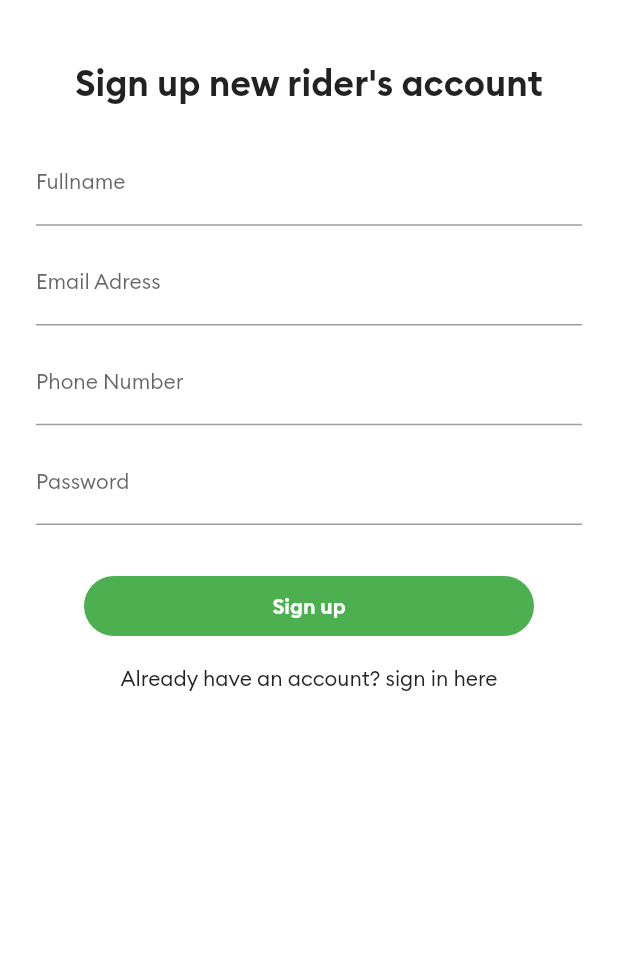
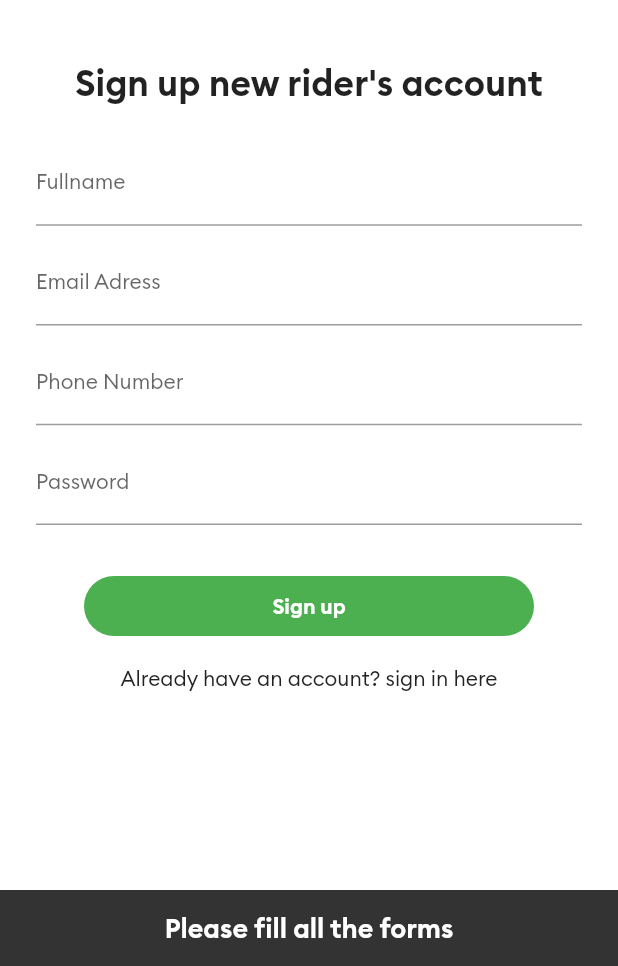
Before and after one commit to resqiar/Letsjek-Rider, a Flutter app: the screen it shows after launch, after a tap on "Dont have account yet? signup here", after a tap on "Sign up", on a phone screen of 412 x 824 dp, the part 270-1236 px from its top. Run offline on Flutter 3.47's test engine with Material 2 defaults, Android fonts, the phone set to English and light mode, and no system bars; our stand-ins replace firebase_auth, firebase_core, firebase_database; accounts and stored records are empty.

Commit message:
Register now works like a charm.

```diff
--- a/lib/Screens/Rider/LoginPage.dart
+++ b/lib/Screens/Rider/LoginPage.dart
@@ -1,5 +1,6 @@
 import 'package:flutter/material.dart';
 import 'package:uber_clone/Screens/Rider/RegisterPage.dart';
+import 'package:uber_clone/widgets/SubmitFlatButton.dart';
 
 class LoginPage extends StatelessWidget {
   static const id = 'loginpage';
@@ -70,20 +71,7 @@ class LoginPage extends StatelessWidget {
                   SizedBox(
                     height: 30,
                   ),
-                  FlatButton(
-                    height: 40,
-                    minWidth: 300,
-                    onPressed: () {},
-                    color: Colors.green,
-                    shape: RoundedRectangleBorder(
-                      borderRadius: BorderRadius.circular(100),
-                    ),
-                    child: Text('Sign in',
-                        style: TextStyle(
-                          fontFamily: 'Bolt-Semibold',
-                          color: Colors.white,
-                        )),
-                  ),
+                  SubmitFlatButton('Sign in', Colors.green, () {}),
                   FlatButton(
                     onPressed: () {
                       Navigator.pushNamedAndRemoveUntil(
--- a/lib/Screens/Rider/RegisterPage.dart
+++ b/lib/Screens/Rider/RegisterPage.dart
@@ -1,12 +1,76 @@
+import 'package:firebase_auth/firebase_auth.dart';
+import 'package:firebase_database/firebase_database.dart';
 import 'package:flutter/material.dart';
 import 'package:uber_clone/Screens/Rider/LoginPage.dart';
+import 'package:uber_clone/widgets/SubmitFlatButton.dart';
 
-class RegisterPage extends StatelessWidget {
+class RegisterPage extends StatefulWidget {
   static const id = 'registerpage';
+
+  @override
+  _RegisterPageState createState() => _RegisterPageState();
+}
+
+class _RegisterPageState extends State<RegisterPage> {
+  final fullnameController = TextEditingController();
+
+  final emailController = TextEditingController();
+
+  final phoneController = TextEditingController();
+
+  final passController = TextEditingController();
+
+  void registerUser() async {
+    try {
+      UserCredential user = await FirebaseAuth.instance
+          .createUserWithEmailAndPassword(
+              email: emailController.text, password: passController.text);
+
+      // adding additional data to user's database
+      final DatabaseReference dbRef =
+          FirebaseDatabase.instance.reference().child('users/${user.user.uid}');
+
+      // prepare to save all the data
+      Map userDataMap = {
+        'fullname': fullnameController.text,
+        'email': emailController.text,
+        'phone': phoneController.text
+      };
+
+      // push data to db
+      dbRef.set(userDataMap);
+
+      // if everything is okay then push user to MainPage
+      Navigator.pushNamedAndRemoveUntil(context, 'mainpage', (route) => false);
+    } on FirebaseAuthException catch (e) {
+      if (e.code == 'weak-password') {
+        showSnackbar("Password too weak");
+      } else if (e.code == 'email-already-in-use') {
+        showSnackbar("Email already registered");
+      }
+    } catch (e) {
+      showSnackbar(e.toString());
+    }
+  }
+
+  final GlobalKey<ScaffoldState> scaffoldKey = GlobalKey<ScaffoldState>();
+
+  void showSnackbar(String messages) {
+    final snackbar = SnackBar(
+      content: Text(
+        messages,
+        textAlign: TextAlign.center,
+        style: TextStyle(fontSize: 18, fontFamily: 'Bolt-Semibold'),
+      ),
+    );
+
+    scaffoldKey.currentState.showSnackBar(snackbar);
+  }
 
   @override
   Widget build(BuildContext context) {
     return Scaffold(
+      key: scaffoldKey,
       backgroundColor: Colors.white,
       body: SingleChildScrollView(
         child: Column(
@@ -36,6 +100,7 @@ class RegisterPage extends StatelessWidget {
               child: Column(
                 children: [
                   TextField(
+                    controller: fullnameController,
                     keyboardType: TextInputType.text,
                     style: TextStyle(fontSize: 14),
                     decoration: InputDecoration(
@@ -53,6 +118,7 @@ class RegisterPage extends StatelessWidget {
                     height: 10,
                   ),
                   TextField(
+                    controller: emailController,
                     keyboardType: TextInputType.emailAddress,
                     style: TextStyle(fontSize: 14),
                     decoration: InputDecoration(
@@ -70,6 +136,7 @@ class RegisterPage extends StatelessWidget {
                     height: 10,
                   ),
                   TextField(
+                    controller: phoneController,
                     keyboardType: TextInputType.phone,
                     style: TextStyle(fontSize: 14),
                     decoration: InputDecoration(
@@ -87,6 +154,7 @@ class RegisterPage extends StatelessWidget {
                     height: 10,
                   ),
                   TextField(
+                    controller: passController,
                     obscureText: true,
                     keyboardType: TextInputType.text,
                     style: TextStyle(fontSize: 14),
@@ -104,20 +172,43 @@ class RegisterPage extends StatelessWidget {
                   SizedBox(
                     height: 30,
                   ),
-                  FlatButton(
-                    height: 40,
-                    minWidth: 300,
-                    onPressed: () {},
-                    color: Colors.green,
-                    shape: RoundedRectangleBorder(
-                      borderRadius: BorderRadius.circular(100),
-                    ),
-                    child: Text('Sign up',
-                        style: TextStyle(
-                          fontFamily: 'Bolt-Semibold',
-                          color: Colors.white,
-                        )),
-                  ),
+                  SubmitFlatButton("Sign up", Colors.green, () {
+                    // check network validation
+
+                    // check everything is fil
+                    if (fullnameController.text.isEmpty ||
+                        emailController.text.isEmpty ||
+                        phoneController.text.isEmpty ||
+                        passController.text.isEmpty) {
+                      showSnackbar("Please fill all the forms");
+                      return;
+                    }
+
+                    // check username if < 3
+                    if (fullnameController.text.length < 3) {
+                      showSnackbar("Fullname atleast contains 3 characters");
+                      return;
+                    }
+
+                    // check email is valid
+                    if (!emailController.text.contains('@')) {
+                      showSnackbar("Please provide a valid email address");
+                      return;
+                    }
+
+                    // check if phone is valid
+                    if (phoneController.text.length < 10) {
+                      showSnackbar("Please provide a valid phone number");
+                      return;
+                    }
+                    // check password is >= 8 characters
+                    if (passController.text.length < 8) {
+                      showSnackbar("Password atleast contains 8 characters");
+                      return;
+                    }
+
+                    registerUser();
+                  }),
                   FlatButton(
                     onPressed: () {
                       Navigator.pushNamedAndRemoveUntil(
--- /dev/null
+++ b/lib/widgets/SubmitFlatButton.dart
@@ -0,0 +1,29 @@
+import 'package:flutter/material.dart';
+
+class SubmitFlatButton extends StatelessWidget {
+  final String title;
+  final Color color;
+  final Function onpress;
+
+  SubmitFlatButton(this.title, this.color, this.onpress);
+
+  @override
+  Widget build(BuildContext context) {
+    return FlatButton(
+      height: 40,
+      minWidth: 300,
+      onPressed: onpress,
+      color: color,
+      shape: RoundedRectangleBorder(
+        borderRadius: BorderRadius.circular(100),
+      ),
+      child: Text(
+        title,
+        style: TextStyle(
+          fontFamily: 'Bolt-Semibold',
+          color: Colors.white,
+        ),
+      ),
+    );
+  }
+}
```
